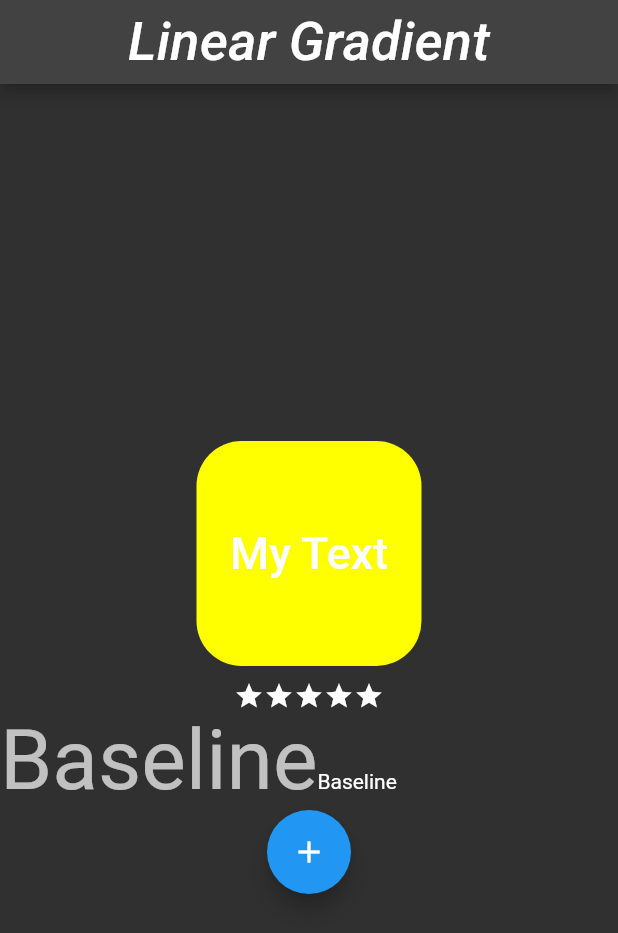
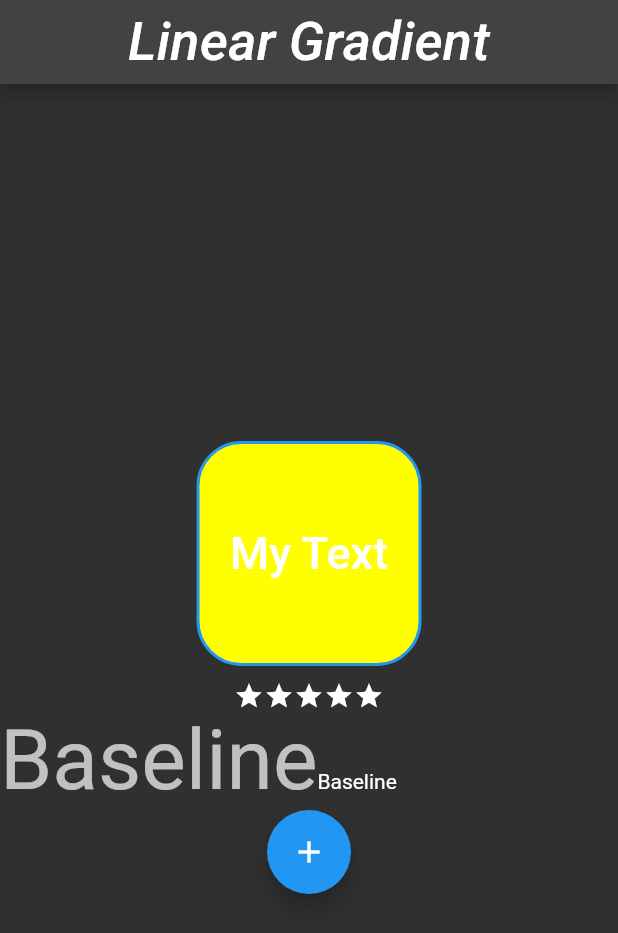
Before and after one commit to Tosin8/random_practice, a Flutter app: the screen it shows after launch, on a phone screen of 412 x 824 dp. Shown: the top 933 px of the screen. Run offline on Flutter 3.47's test engine with Material 2 defaults, Android fonts, the phone set to English and light mode, and no system bars; Roboto replaces fonts that are missing (Georgia, Hind).

Commit message:
Update practice.dart

```diff
--- a/lib/practice.dart
+++ b/lib/practice.dart
@@ -25,6 +25,7 @@ class _Linear_GradientState extends State<Linear_Gradient> {
                   width: 150,
                   decoration: BoxDecoration(
                     borderRadius: BorderRadius.circular(30),
+                    border: Border.all(color: Colors.blue, width: 2),
                     color: Colors.yellowAccent,
                   ),
                   child: const Center(
```
